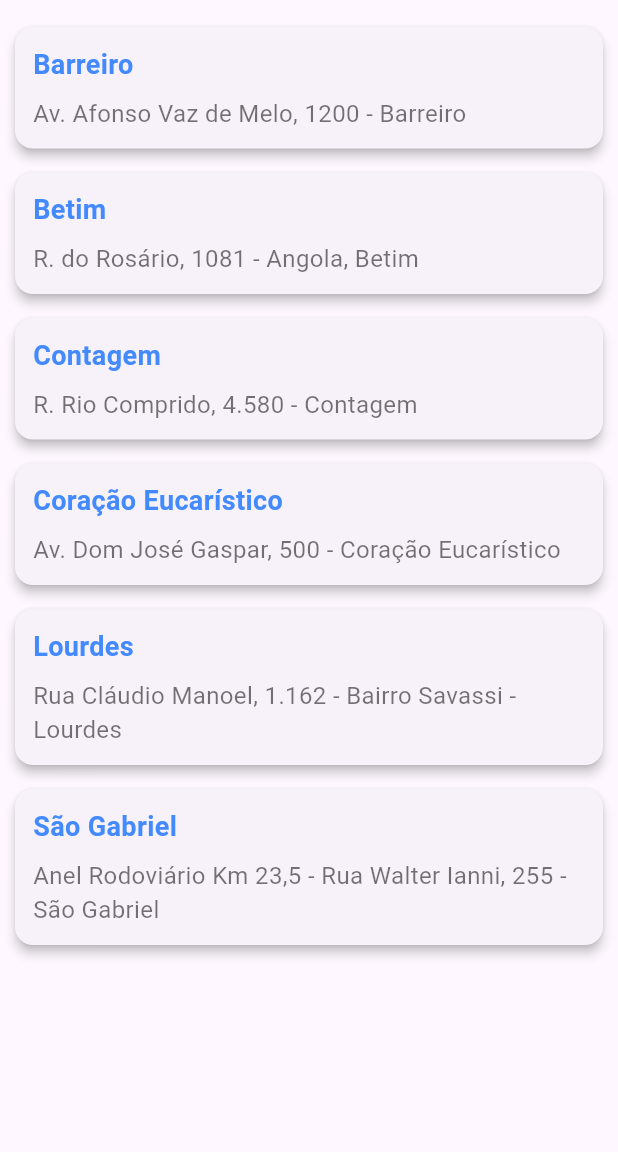
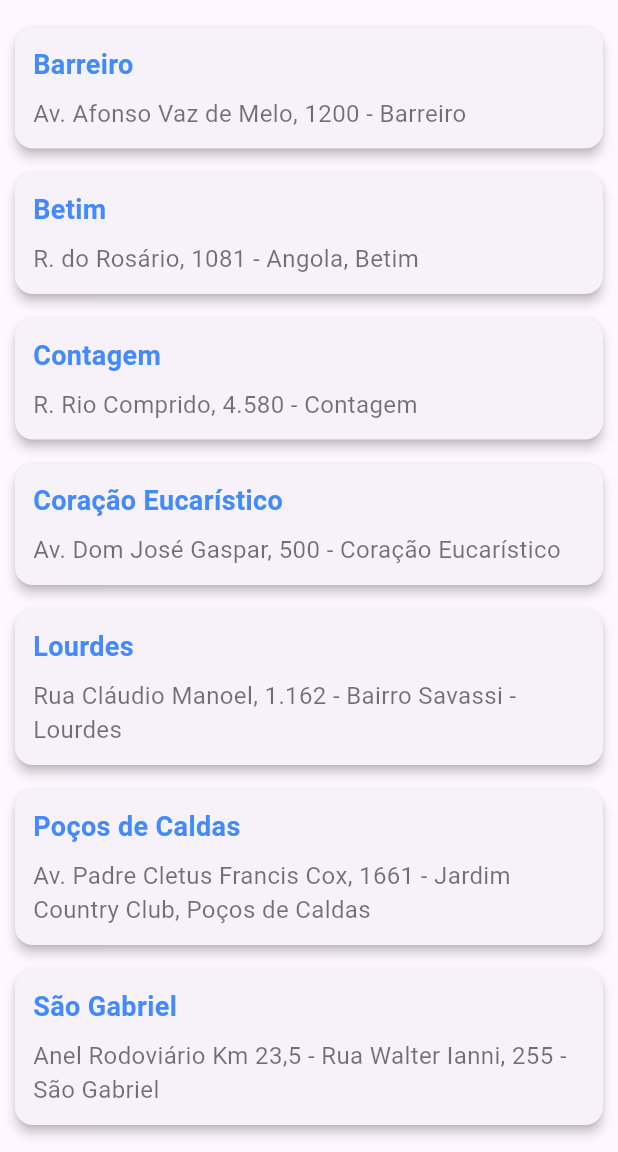
Before and after one commit to marceloaaguilar/google_maps_flutter, a Flutter app: the Unidades screen opened directly, on a phone screen of 412 x 824 dp, the part 84-1236 px from its top. Run offline on Flutter 3.47's test engine with Material 3 defaults, Android fonts, the phone set to English and light mode, and no system bars; our stand-ins replace flutter_map, geolocator, latlong2.

Commit message:
feature(): adicionado puc pocos de caldas

```diff
--- a/lib/unidades.dart
+++ b/lib/unidades.dart
@@ -22,6 +22,10 @@ class Unidades extends StatelessWidget {
     {
       "nome": "Lourdes",
       "endereco": "Rua Cláudio Manoel, 1.162 - Bairro Savassi - Lourdes",
+    },
+    {
+      "nome": "Poços de Caldas",
+      "endereco": "Av. Padre Cletus Francis Cox, 1661 - Jardim Country Club, Poços de Caldas",
     },
     {
       "nome": "São Gabriel",
```
Also changed, not shown: lib/main.dart (+5 -6 lines).
